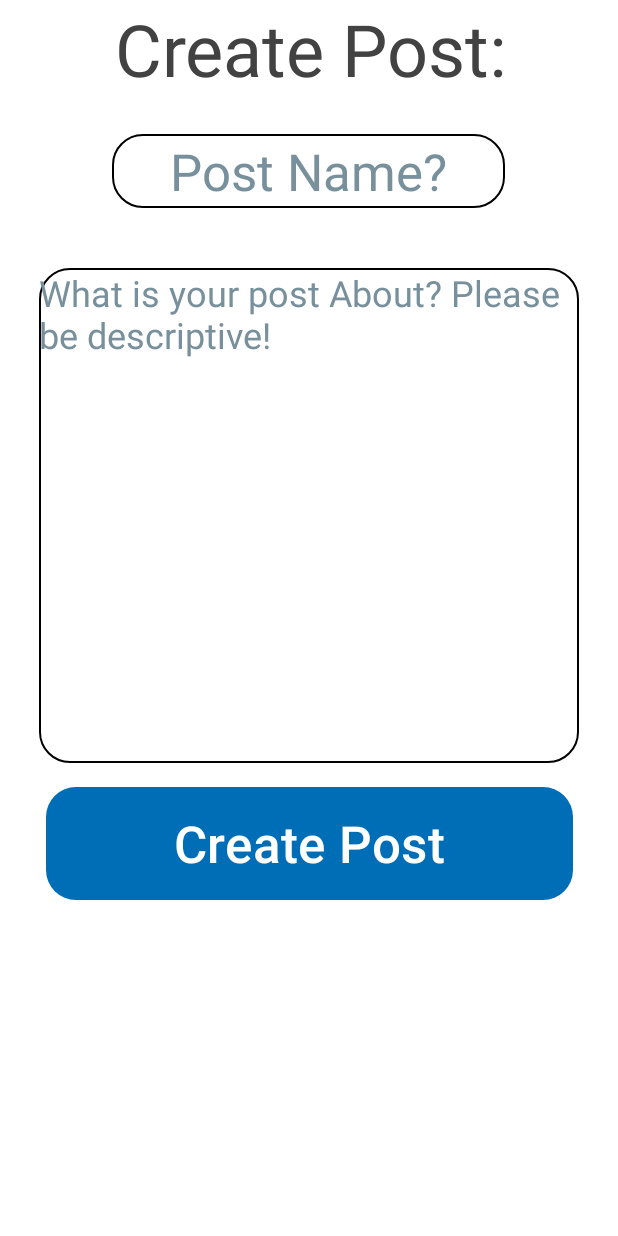
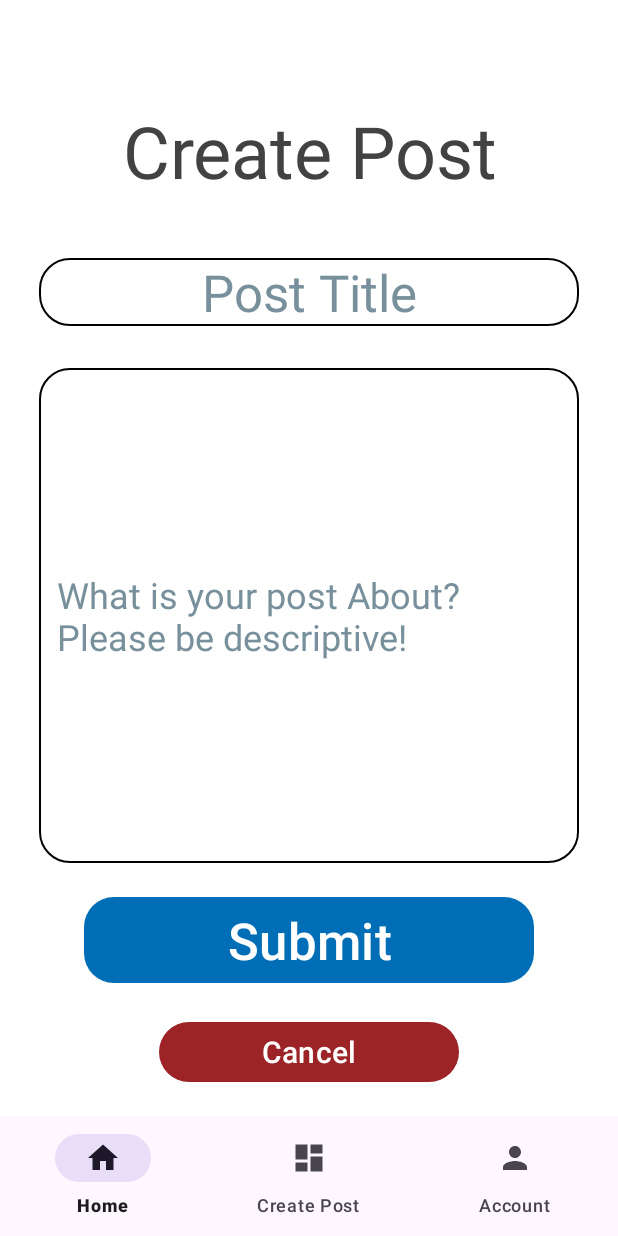
Before and after one commit to byui-cse397/2024WinCSE490PCP, an Android app: the CreatePostActivity screen opened directly, with no data from a screen before it, on a phone screen of 412 x 824 dp. Run offline under Robolectric (Android 15) with nearby library versions, the phone set to English and light mode, and no system bars; our stand-ins replace data binding.

Commit message:
fixed navigation, fixed GlobalUserID
Also edited the create post page to be more in line with the design of the rest of the site.

```diff
--- a/FrontEnd/app/src/main/java/byui/app/linkUp/AccountActivity.java
+++ b/FrontEnd/app/src/main/java/byui/app/linkUp/AccountActivity.java
@@ -41,8 +41,8 @@ public class AccountActivity extends AppCompatActivity {
 
         BottomNavigationView navView = findViewById(R.id.nav_view);
 
-        Button cancelButton = findViewById(R.id.cea); // Assuming this is the cancel button
-        Button saveButton = findViewById(R.id.edit_account); // Corrected ID for save button
+        Button homeButton = findViewById(R.id.cea);
+        Button saveButton = findViewById(R.id.edit_account);
 
 //        navView.setOnNavigationItemSelectedListener(item -> {
 //            Intent intent; // Declare a common Intent variable
@@ -75,7 +75,7 @@ public class AccountActivity extends AppCompatActivity {
             }
         });
 
-        cancelButton.setOnClickListener(new View.OnClickListener() {
+        homeButton.setOnClickListener(new View.OnClickListener() {
             @Override
             public void onClick(View view) {
                 // Open the PosthomeActivity
--- a/FrontEnd/app/src/main/java/byui/app/linkUp/CreatePostActivity.java
+++ b/FrontEnd/app/src/main/java/byui/app/linkUp/CreatePostActivity.java
@@ -22,7 +22,7 @@ public class CreatePostActivity extends AppCompatActivity {
         createPostTitle = findViewById(R.id.CreatePostTitle);
         createPostBox = findViewById(R.id.CreatePostBox);
         posterButton = findViewById(R.id.poster);
-        backToHomeButton = findViewById(R.id.backtohomepage);
+        backToHomeButton = findViewById(R.id.backtohome);
 
         posterButton.setOnClickListener(new View.OnClickListener() {
             @Override
--- a/FrontEnd/app/src/main/java/byui/app/linkUp/GlobalUserID.java
+++ b/FrontEnd/app/src/main/java/byui/app/linkUp/GlobalUserID.java
@@ -6,8 +6,9 @@ public class GlobalUserID {
 
     public static int getUserID() throws UsernameException {
         if (GlobalUserID.user_id == -1) {
-            throw new UsernameException("Username has not been set yet.");
+            throw new UsernameException("User not found in system.");
         }
+        System.out.println("This is the Global Variable: " + user_id);
         return GlobalUserID.user_id;
     }
 
--- a/FrontEnd/app/src/main/java/byui/app/linkUp/PostHomeActivity.java
+++ b/FrontEnd/app/src/main/java/byui/app/linkUp/PostHomeActivity.java
@@ -23,19 +23,16 @@ public class PostHomeActivity extends AppCompatActivity {
     int postCounter = 0;
 
 
-
     @Override
     protected void onCreate(Bundle savedInstanceState) {
 
         super.onCreate(savedInstanceState);
         setContentView(R.layout.posthome);
 
+
         NullPost = findViewById(R.id.NullPost);
         Postmade = findViewById(R.id.Postmade);
         temppostTitle = findViewById(R.id.tempostTitle);
-        toAccountButton = findViewById(R.id.toaccountbutton);
-        toLoginButton = findViewById(R.id.tologinbutton);
-        createPostButton = findViewById(R.id.Createpostbutton);
 
         // Initially, set NullPost visible and Postmade/temppostTitle invisible
         NullPost.setVisibility(View.VISIBLE);
--- a/FrontEnd/app/src/main/res/layout/createpost.xml
+++ b/FrontEnd/app/src/main/res/layout/createpost.xml
@@ -1,7 +1,13 @@
 <?xml version="1.0" encoding="utf-8"?>
-<androidx.constraintlayout.widget.ConstraintLayout xmlns:android="http://schemas.android.com/apk/res/android"
+<layout xmlns:android="http://schemas.android.com/apk/res/android"
     xmlns:app="http://schemas.android.com/apk/res-auto"
-    xmlns:tools="http://schemas.android.com/tools"
+    xmlns:tools="http://schemas.android.com/tools">
+
+    <data>
+
+    </data>
+
+    <androidx.constraintlayout.widget.ConstraintLayout
         android:id="@+id/createpost"
         android:layout_width="match_parent"
         android:layout_height="match_parent"
@@ -11,73 +17,86 @@
         <Button
             android:id="@+id/poster"
             style="@style/CustomButtonStyle"
-        android:layout_width="351dp"
-        android:layout_height="83dp"
-        android:layout_marginTop="12dp"
-        android:text="@string/poster"
+            android:layout_width="300dp"
+            android:layout_height="wrap_content"
+            android:text="@string/submit"
             android:textSize="34sp"
-        app:layout_constraintEnd_toEndOf="parent"
-        app:layout_constraintStart_toStartOf="parent"
+            app:layout_constraintBottom_toTopOf="@+id/backtohome"
+            app:layout_constraintEnd_toEndOf="@+id/CreatePostBox"
+            app:layout_constraintStart_toStartOf="@+id/CreatePostBox"
             app:layout_constraintTop_toBottomOf="@+id/CreatePostBox" />
 
         <Button
-        android:id="@+id/backtohomepage"
-        android:layout_width="273dp"
-        android:layout_height="58dp"
-        android:layout_marginTop="8dp"
-        android:text="@string/Goback"
+            android:id="@+id/backtohome"
+            style="@style/CustomButtonStyleRed"
+            android:layout_width="200dp"
+            android:layout_height="wrap_content"
+            android:text="@string/cancel"
             android:textSize="20sp"
+            app:layout_constraintBottom_toTopOf="@+id/nav_view"
             app:layout_constraintEnd_toEndOf="parent"
             app:layout_constraintStart_toStartOf="parent"
-        app:layout_constraintTop_toBottomOf="@+id/poster" />
+            app:layout_constraintTop_toBottomOf="@id/poster" />
 
         <TextView
             android:id="@+id/CreatePostPageTitle"
-        android:layout_width="433dp"
-        android:layout_height="73dp"
+            android:layout_width="wrap_content"
+            android:layout_height="wrap_content"
             android:text="@string/CpostTitle"
             android:textAlignment="center"
             android:textColor="#424242"
             android:textSize="48sp"
+            app:layout_constraintBottom_toTopOf="@+id/nav_view"
             app:layout_constraintEnd_toEndOf="parent"
-        app:layout_constraintHorizontal_bias="0.501"
             app:layout_constraintStart_toStartOf="parent"
             app:layout_constraintTop_toTopOf="parent"
+            app:layout_constraintVertical_bias="0.1"
             tools:ignore="TextSizeCheck" />
 
         <EditText
             android:id="@+id/CreatePostTitle"
-        android:layout_width="262dp"
-        android:layout_height="49dp"
-        android:layout_marginTop="16dp"
+            android:layout_width="@+id/CreatePostBox"
+            android:layout_height="wrap_content"
+            android:layout_marginBottom="28dp"
             android:autofillHints=""
             android:background="@drawable/rounded_border"
             android:ems="10"
             android:hint="@string/CpostName"
             android:inputType="text"
-        android:minHeight="48dp"
             android:textAlignment="center"
             android:textColorHint="#78909C"
             android:textSize="34sp"
-        app:layout_constraintEnd_toEndOf="parent"
-        app:layout_constraintHorizontal_bias="0.496"
-        app:layout_constraintStart_toStartOf="parent"
-        app:layout_constraintTop_toBottomOf="@+id/CreatePostPageTitle" />
+            app:layout_constraintBottom_toTopOf="@+id/CreatePostBox"
+            app:layout_constraintEnd_toEndOf="@+id/CreatePostBox"
+            app:layout_constraintStart_toStartOf="@+id/CreatePostBox" />
 
         <EditText
             android:id="@+id/CreatePostBox"
             android:layout_width="360dp"
             android:layout_height="330dp"
-        android:layout_marginTop="40dp"
             android:autofillHints=""
             android:background="@drawable/rounded_border"
             android:ems="10"
-        android:gravity="start|top"
             android:hint="@string/Cpostdescription"
             android:inputType="textMultiLine"
+            android:padding="12dp"
             android:textColorHint="#78909C"
             android:textSize="24sp"
+            app:layout_constraintBottom_toTopOf="@+id/nav_view"
             app:layout_constraintEnd_toEndOf="parent"
             app:layout_constraintStart_toStartOf="parent"
-        app:layout_constraintTop_toBottomOf="@+id/CreatePostTitle" />
+            app:layout_constraintTop_toBottomOf="@+id/CreatePostPageTitle"
+            app:layout_constraintVertical_bias=".4" />
+
+        <com.google.android.material.bottomnavigation.BottomNavigationView
+            android:id="@+id/nav_view"
+            android:layout_width="0dp"
+            android:layout_height="wrap_content"
+            android:background="?android:attr/windowBackground"
+            app:layout_constraintBottom_toBottomOf="parent"
+            app:layout_constraintLeft_toLeftOf="parent"
+            app:layout_constraintRight_toRightOf="parent"
+            app:menu="@menu/bottom_nav_menu" />
+
     </androidx.constraintlayout.widget.ConstraintLayout>
+</layout>
--- a/FrontEnd/app/src/main/res/layout/editaccount.xml
+++ b/FrontEnd/app/src/main/res/layout/editaccount.xml
@@ -180,8 +180,8 @@
     <Button
         android:id="@+id/dprofile"
         style="@style/CustomButtonStyleRed"
-        android:layout_width="129dp"
-        android:layout_height="40dp"
+        android:layout_width="wrap_content"
+        android:layout_height="wrap_content"
         android:text="@string/deletebut"
         android:textSize="11sp"
         app:layout_constraintBottom_toBottomOf="parent"
--- a/FrontEnd/app/src/main/res/layout/login.xml
+++ b/FrontEnd/app/src/main/res/layout/login.xml
@@ -41,7 +41,7 @@
 
         <ImageView
             android:id="@+id/imageView"
-            android:layout_width="350dp"
+            android:layout_width="377dp"
             android:layout_height="350dp"
             android:contentDescription="@string/rectback"
             android:src="@drawable/rounded_border"
--- a/FrontEnd/app/src/main/res/layout/signup.xml
+++ b/FrontEnd/app/src/main/res/layout/signup.xml
@@ -9,11 +9,9 @@
     android:padding="16dp"
     tools:context=".SignupActivity">
 
-    <!--        TODO: UPDATE TEXT IN BUTTON    -->
-
     <ImageView
         android:id="@+id/imageView"
-        android:layout_width="336dp"
+        android:layout_width="377dp"
         android:layout_height="516dp"
         android:contentDescription="@string/rectback"
         android:src="@drawable/rounded_border"
--- a/FrontEnd/app/src/main/res/values/strings.xml
+++ b/FrontEnd/app/src/main/res/values/strings.xml
@@ -39,10 +39,10 @@
     <string name="cpassword">Create Password</string>
     <string name="saveP">Save Profile</string>
     <string name="deletebut">Delete Account</string>
-    <string name="CpostTitle">Create Post:</string>
+    <string name="CpostTitle">Create Post</string>
     <string name="poster">Create Post</string>
     <string name="Goback">Back to Home Page</string>
-    <string name="CpostName">Post Name?</string>
+    <string name="CpostName">Post Title</string>
     <string name="Cpostdescription">What is your post About? Please be descriptive!</string>
     <string name="signin_error">Username or Password Incorrect. Please try again. </string>
     <string name="AccountButtonText">Account</string>
@@ -53,4 +53,5 @@
     <string name="NullPostText">There is no Post here at this time</string>
     <string name="home">Home</string>
     <string name="account">Account</string>
+    <string name="submit">Submit</string>
 </resources>
```
Also changed, not shown: FrontEnd/app/src/main/java/byui/app/linkUp/FrontendSender/FrontendSender.java (+43 -1 lines), FrontEnd/app/src/main/res/layout/posthome.xml (+3 -45 lines). Lines whose indentation alone changed are shown as unchanged.
